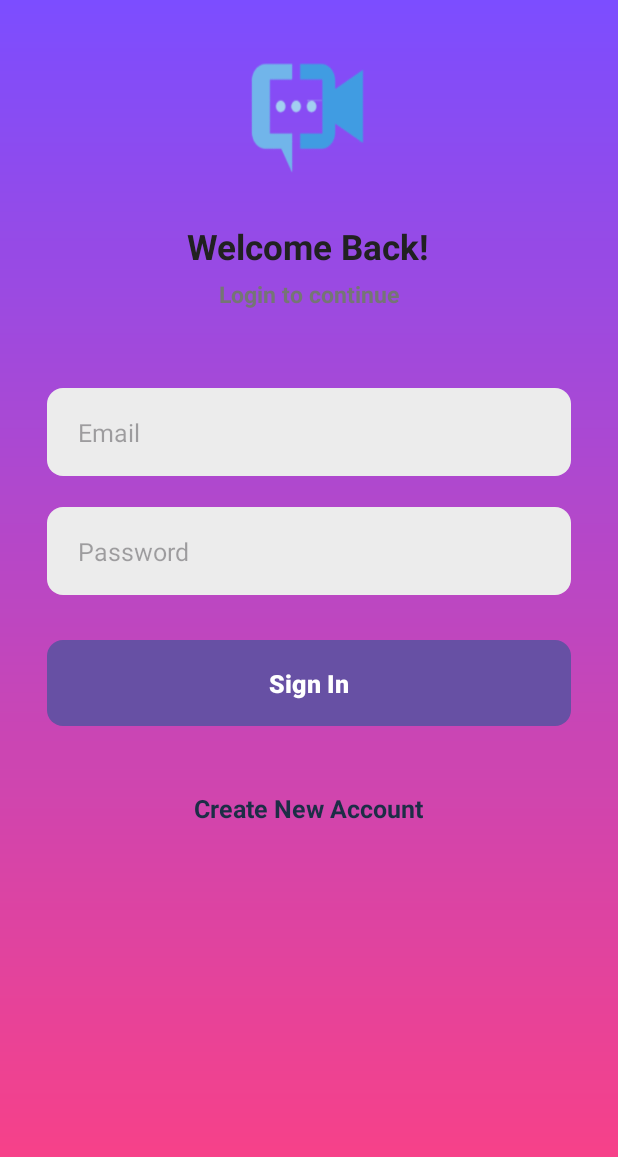
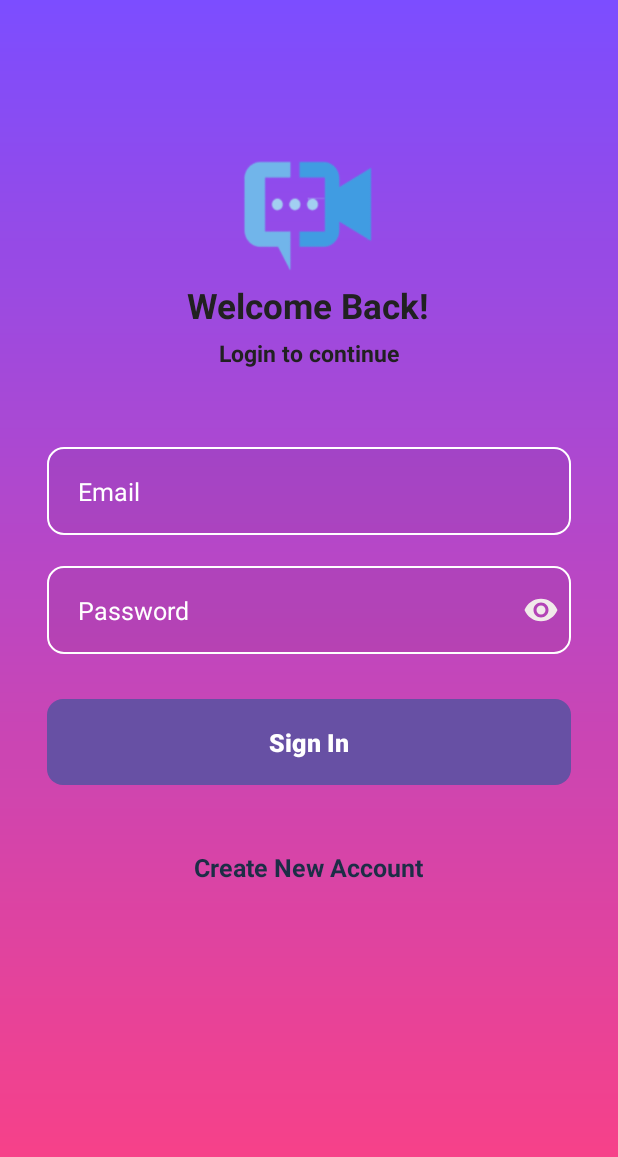
Before and after one commit to GiapKun/ChatApp, an Android app: the screen it shows after launch (SignInActivity), on a phone screen of 412 x 824 dp. Shown: the top 1157 px of the screen. Run offline under Robolectric (Android 15) with nearby library versions, the light colour scheme and no system bars; our stand-ins replace sdp/ssp sizes.

Commit message:
Add icon and fixed some item

```diff
--- a/app/src/main/java/com/example/chatandcall_app/activities/SignInActivity.java
+++ b/app/src/main/java/com/example/chatandcall_app/activities/SignInActivity.java
@@ -22,5 +22,6 @@
     private  void setListeners(){
         binding.textCreateNewAccount.setOnClickListener(v->
                 startActivity(new Intent(getApplicationContext(), SignUpActivity.class)));
+
     }
 }
--- a/app/src/main/res/drawable/background_image.xml
+++ b/app/src/main/res/drawable/background_image.xml
@@ -1,5 +1,8 @@
 <?xml version="1.0" encoding="utf-8"?>
 <shape xmlns:android="http://schemas.android.com/apk/res/android"
     android:shape="oval">
-    <solid android:color="@color/input_background"/>
+    <solid android:color="@color/transparent"/>
+    <stroke
+        android:width="@dimen/_1sdp"
+        android:color="@android:color/white" />
 </shape>
--- a/app/src/main/res/drawable/background_input.xml
+++ b/app/src/main/res/drawable/background_input.xml
@@ -1,6 +1,9 @@
 <?xml version="1.0" encoding="utf-8"?>
 <shape xmlns:android="http://schemas.android.com/apk/res/android"
     android:shape="rectangle">
-    <solid   android:color="@color/input_background"/>
+    <solid   android:color="@color/transparent"/>
+    <stroke
+        android:width="@dimen/_1sdp"
+    android:color="@android:color/white" />
     <corners android:radius="@dimen/_8sdp"/>
 </shape>
--- /dev/null
+++ b/app/src/main/res/drawable/ic_eye.xml
@@ -0,0 +1,5 @@
+<vector android:height="24dp" android:tint="#F1EAEA"
+    android:viewportHeight="24" android:viewportWidth="24"
+    android:width="24dp" xmlns:android="http://schemas.android.com/apk/res/android">
+    <path android:fillColor="@android:color/white" android:pathData="M12,4.5C7,4.5 2.73,7.61 1,12c1.73,4.39 6,7.5 11,7.5s9.27,-3.11 11,-7.5c-1.73,-4.39 -6,-7.5 -11,-7.5zM12,17c-2.76,0 -5,-2.24 -5,-5s2.24,-5 5,-5 5,2.24 5,5 -2.24,5 -5,5zM12,9c-1.66,0 -3,1.34 -3,3s1.34,3 3,3 3,-1.34 3,-3 -1.34,-3 -3,-3z"/>
+</vector>
--- /dev/null
+++ b/app/src/main/res/drawable/icon_eye.xml
@@ -0,0 +1,5 @@
+<vector android:height="24dp" android:tint="#000000"
+    android:viewportHeight="24" android:viewportWidth="24"
+    android:width="24dp" xmlns:android="http://schemas.android.com/apk/res/android">
+    <path android:fillColor="@android:color/white" android:pathData="M12,4.5C7,4.5 2.73,7.61 1,12c1.73,4.39 6,7.5 11,7.5s9.27,-3.11 11,-7.5c-1.73,-4.39 -6,-7.5 -11,-7.5zM12,17c-2.76,0 -5,-2.24 -5,-5s2.24,-5 5,-5 5,2.24 5,5 -2.24,5 -5,5zM12,9c-1.66,0 -3,1.34 -3,3s1.34,3 3,3 3,-1.34 3,-3 -1.34,-3 -3,-3z"/>
+</vector>
--- a/app/src/main/res/layout/activity_sign_in.xml
+++ b/app/src/main/res/layout/activity_sign_in.xml
@@ -15,17 +15,18 @@
         android:layout_width="match_parent"
         android:layout_height="wrap_content"
         android:gravity="center_horizontal"
-        android:orientation="vertical">
+        android:orientation="vertical"
+        android:layout_marginTop="@dimen/_20sdp">
 
         <ImageView
-            android:layout_width="@dimen/_70sdp"
+            android:layout_width="@dimen/_80sdp"
             android:layout_height="@dimen/_70sdp"
+            android:layout_marginTop="@dimen/_30sdp"
             android:layout_gravity="center"
             android:background="@drawable/logo"/>
         <TextView
             android:layout_width="wrap_content"
             android:layout_height="wrap_content"
-            android:layout_marginTop="@dimen/_20sdp"
             android:text="@string/welcome_back"
             android:textColor="@color/priramy_text"
             android:textSize="@dimen/_18ssp"
@@ -36,7 +37,7 @@
             android:layout_height="wrap_content"
             android:layout_marginTop="@dimen/_4sdp"
             android:text="@string/login_to_continue"
-            android:textColor="@color/secondary_text"
+            android:textColor="@color/priramy_text"
             android:textSize="@dimen/_12ssp"
             android:textStyle="bold"
             />
@@ -48,12 +49,13 @@
             android:layout_marginTop="@dimen/_40sdp"
             android:background="@drawable/background_input"
             android:hint="@string/email"
+            android:textColorHint="@color/white"
             android:imeOptions="actionNext"
             android:importantForAutofill="no"
             android:inputType="textEmailAddress"
             android:paddingStart="@dimen/_16sdp"
             android:paddingEnd="@dimen/_16sdp"
-            android:textColor="@color/priramy_text"
+            android:textColor="@color/white"
             android:textSize="@dimen/_13ssp"
             />
 
@@ -63,15 +65,19 @@
             android:layout_height="@dimen/_45sdp"
             android:layout_marginTop="@dimen/_16sdp"
             android:background="@drawable/background_input"
+            android:drawableEnd="@drawable/ic_eye"
             android:hint="@string/password"
+            android:textColorHint="@color/white"
             android:imeOptions="actionDone"
             android:importantForAutofill="no"
             android:inputType="textPassword"
             android:paddingStart="@dimen/_16sdp"
-            android:paddingEnd="@dimen/_16sdp"
-            android:textColor="@color/priramy_text"
+            android:paddingEnd="@dimen/_6sdp"
+            android:textColor="@color/white"
             android:textSize="@dimen/_13ssp"
             />
+
+
 
         <FrameLayout
             android:layout_width="match_parent"
--- a/app/src/main/res/layout/activity_sign_up.xml
+++ b/app/src/main/res/layout/activity_sign_up.xml
@@ -49,7 +49,7 @@
                 android:layout_gravity="center"
                 android:text="@string/add_image"
                 android:textSize="@dimen/_10ssp"
-                android:textColor="@color/secondary_text"
+                android:textColor="@color/priramy_text"
                 />
         </FrameLayout>
 
@@ -61,6 +61,7 @@
             android:layout_marginTop="@dimen/_20sdp"
             android:background="@drawable/background_input"
             android:hint="@string/name"
+            android:textColorHint="@color/white"
             android:imeOptions="actionNext"
             android:importantForAutofill="no"
             android:inputType="text"
@@ -76,6 +77,7 @@
             android:layout_marginTop="@dimen/_16sdp"
             android:background="@drawable/background_input"
             android:hint="@string/email"
+            android:textColorHint="@color/white"
             android:imeOptions="actionNext"
             android:importantForAutofill="no"
             android:inputType="textEmailAddress"
@@ -92,6 +94,7 @@
             android:layout_marginTop="@dimen/_16sdp"
             android:background="@drawable/background_input"
             android:hint="@string/password"
+            android:textColorHint="@color/white"
             android:imeOptions="actionNext"
             android:importantForAutofill="no"
             android:inputType="textPassword"
@@ -108,6 +111,7 @@
             android:layout_marginTop="@dimen/_16sdp"
             android:background="@drawable/background_input"
             android:hint="@string/confirm_password"
+            android:textColorHint="@color/white"
             android:imeOptions="actionNext"
             android:importantForAutofill="no"
             android:inputType="textPassword"
--- a/app/src/main/res/values/colors.xml
+++ b/app/src/main/res/values/colors.xml
@@ -7,6 +7,7 @@
     <color name="priramy_dark">#142232</color>
     <color name="priramy">#1C2E46</color>
     <color name="input_background">#ECECEC</color>
+    <color name="transparent">#0D000000</color>
     <color name="icon_background">#20FFFFFF</color>
     <color name="error">#B00020</color>
     <color name="received_message_background">#090D16</color>
--- a/app/src/main/res/values/strings.xml
+++ b/app/src/main/res/values/strings.xml
@@ -8,6 +8,9 @@
     <string name="create_new_account">Create New Account</string>
     <string name="add_image">Add Image</string>
     <string name="name">Name</string>
-    <string name="confirm_password">Confirm Password</string>
+    <string name="confirm_password">Confirm PassWord</string>
     <string name="sign_up">Sign Up</string>
+    <string name="select_user">Select User</string>
+    <string name="type_a_message">Type a message</string>
+    <string name="online">Online</string>
 </resources>
```
